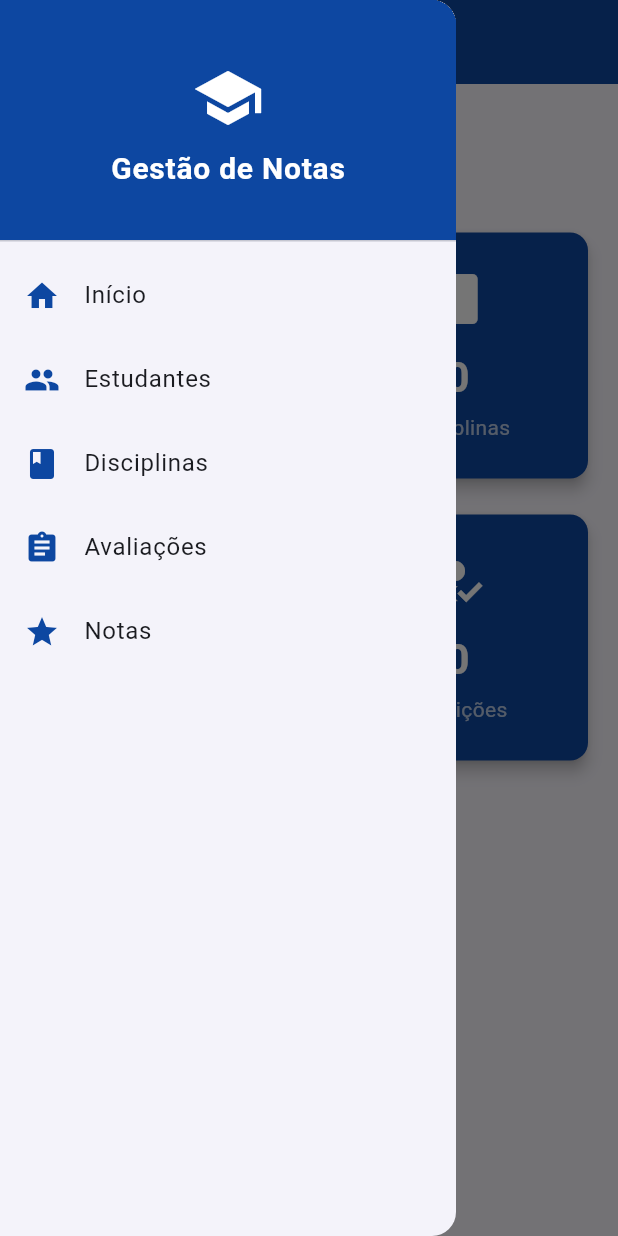
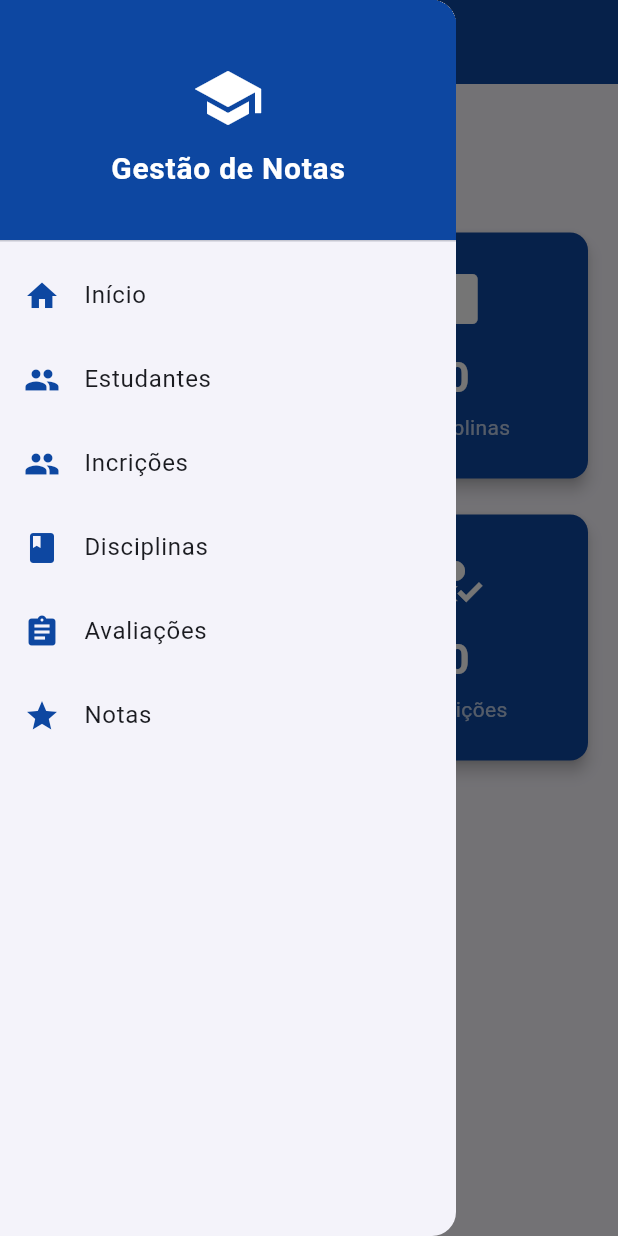
Before and after one commit to LukangaLanga/TP2_PDM, a Flutter app: the screen it shows after launch, with the side drawer open, on a phone screen of 412 x 824 dp. Run offline on Flutter 3.47's test engine with Material 3 defaults, Android fonts, the phone set to English and light mode, and no system bars; our stand-ins replace sqflite, sqflite_common_ffi; accounts and stored records are empty.

```diff
--- a/lib/telas/avaliacoes/lista_avaliacoes.dart
+++ b/lib/telas/avaliacoes/lista_avaliacoes.dart
@@ -26,7 +26,7 @@ class ListaAvaliacoes extends StatelessWidget {
           child: ListTile(
             leading: Icon(Icons.assignment, color: Colors.blue[900]),
             title: Text(a.nome),
-            subtitle: Text('Peso: ${a.peso.toStringAsFixed(1)}%'),
+            subtitle: Text('Pontos: ${a.peso.toStringAsFixed(1)}'),
             trailing: IconButton(
               icon: const Icon(Icons.delete, color: Colors.red),
               onPressed: () => onRemover(a.id!),
--- a/lib/telas/drawer_principal.dart
+++ b/lib/telas/drawer_principal.dart
@@ -1,4 +1,5 @@
 import 'package:flutter/material.dart';
+import 'package:tpc2_rushil_app/telas/inscricoes/inscricoes_tela.dart';
 import 'tela_inicial.dart';
 import 'estudantes/estudantes_tela.dart';
 import 'disciplinas/disciplinas_tela.dart';
@@ -47,6 +48,11 @@ class DrawerPrincipal extends StatelessWidget {
             destino: const EstudantesTela(),
           ),
           _ItemDrawer(
+            icone: Icons.people,
+            titulo: 'Incrições',
+            destino: const InscricoesTela(),
+          ),
+          _ItemDrawer(
             icone: Icons.book,
             titulo: 'Disciplinas',
             destino: const DisciplinasTela(),
```
Also changed, not shown: lib/base_dados/avaliacao_repositorio.dart (+13 -0 lines), lib/operacoes/avaliacao_operacoes.dart (+7 -0 lines), lib/telas/avaliacoes/formulario_avaliacao.dart (+18 -3 lines), pubspec.lock.
